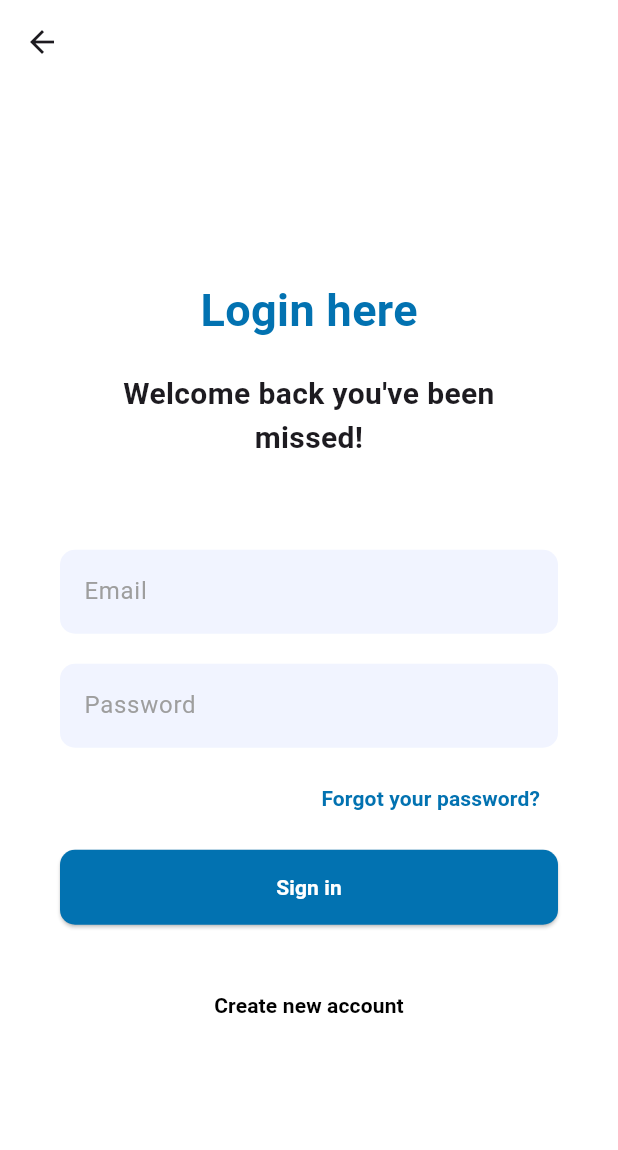
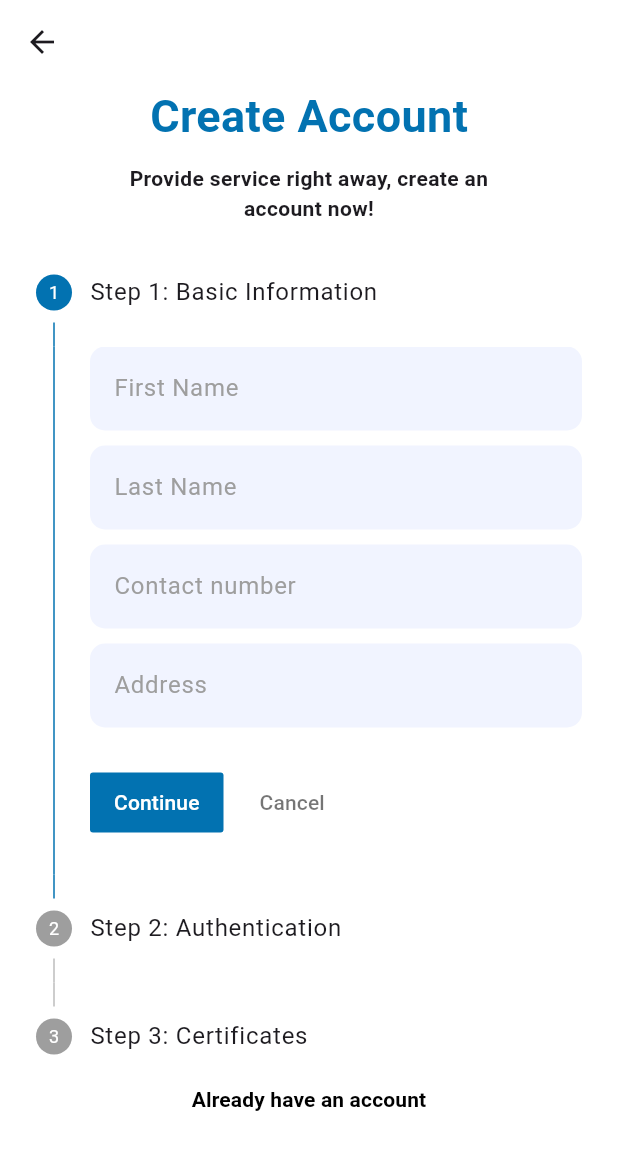
Before and after one commit to Quanby-OJT/NearBy-Task, a Flutter app: the SignIn screen opened directly, after a tap on "Create new account", on a phone screen of 412 x 824 dp. Shown: the top 1150 px of the screen. Run offline on Flutter 3.47's test engine with Material 3 defaults, Android fonts, the phone set to English and light mode, and no system bars; our stand-ins replace file_picker, lottie, smooth_page_indicator; network calls fail.

Commit message:
sign up service acc

```diff
--- a/NearbyTask/flutter_fe/lib/view/sign_in/sign_in.dart
+++ b/NearbyTask/flutter_fe/lib/view/sign_in/sign_in.dart
@@ -1,4 +1,5 @@
 import 'package:flutter/material.dart';
+import 'package:flutter_fe/view/sign_in/sign_up_service_acc.dart';
 
 class SignIn extends StatefulWidget {
   const SignIn({super.key});
@@ -109,7 +110,12 @@ class _SignInState extends State<SignIn> {
               Padding(
                 padding: const EdgeInsets.only(top: 30),
                 child: TextButton(
-                    onPressed: () {},
+                    onPressed: () {
+                      Navigator.push(context,
+                          MaterialPageRoute(builder: (context) {
+                        return SignUpServiceAcc();
+                      }));
+                    },
                     child: Text(
                       textAlign: TextAlign.right,
                       'Create new account',
--- /dev/null
+++ b/NearbyTask/flutter_fe/lib/view/sign_in/sign_up_service_acc.dart
@@ -0,0 +1,367 @@
+import 'package:flutter/material.dart';
+import 'package:flutter_fe/view/sign_in/sign_in.dart';
+
+class SignUpServiceAcc extends StatefulWidget {
+  const SignUpServiceAcc({super.key});
+
+  @override
+  State<SignUpServiceAcc> createState() => _SignUpServiceAccState();
+}
+
+class _SignUpServiceAccState extends State<SignUpServiceAcc> {
+  int _currentStep = 0;
+  final _formKey = GlobalKey<FormState>();
+
+  // Controllers for text fields
+  final TextEditingController _nameController = TextEditingController();
+  final TextEditingController _emailController = TextEditingController();
+  final TextEditingController _passwordController = TextEditingController();
+
+  void _continue() {
+    if (_formKey.currentState!.validate()) {
+      if (_currentStep < 2) {
+        setState(() {
+          _currentStep += 1;
+        });
+      } else {
+        // Final Step Submission
+        ScaffoldMessenger.of(context).showSnackBar(
+          SnackBar(content: Text("Form Submitted Successfully!")),
+        );
+      }
+    }
+  }
+
+  void _back() {
+    if (_currentStep > 0) {
+      setState(() {
+        _currentStep -= 1;
+      });
+    }
+  }
+
+  @override
+  Widget build(BuildContext context) {
+    return Scaffold(
+      backgroundColor: Colors.white,
+      appBar: AppBar(
+        backgroundColor: Colors.transparent,
+      ),
+      body: SingleChildScrollView(
+        child: Column(
+          children: [
+            Text(
+              'Create Account',
+              style: TextStyle(
+                  color: const Color(0xFF0272B1),
+                  fontSize: 30,
+                  fontWeight: FontWeight.bold),
+            ),
+            Padding(
+              padding: const EdgeInsets.only(
+                  left: 80, right: 80, top: 10, bottom: 10),
+              child: Text(
+                textAlign: TextAlign.center,
+                "Provide service right away, create an account now!",
+                style: TextStyle(fontWeight: FontWeight.bold, fontSize: 14),
+              ),
+            ),
+            Container(
+              height: 550,
+              child: Form(
+                key: _formKey,
+                child: Theme(
+                  data: Theme.of(context).copyWith(
+                      colorScheme:
+                          ColorScheme.light(primary: Color(0xFF0272B1))),
+                  child: Expanded(
+                    child: Stepper(
+                      currentStep: _currentStep,
+                      onStepContinue: _continue,
+                      onStepCancel: _back,
+                      steps: [
+                        Step(
+                          title: Text("Step 1: Basic Information"),
+                          content: Column(
+                            children: [
+                              // TextFormField(
+                              //   controller: _nameController,
+                              //   decoration: InputDecoration(
+                              //       labelText: "Enter your name"),
+                              //   validator: (value) =>
+                              //       value!.isEmpty ? "Name is required" : null,
+                              // ),
+                              Padding(
+                                padding: const EdgeInsets.only(bottom: 10),
+                                child: TextFormField(
+                                  controller: _nameController,
+                                  cursorColor: Color(0xFF0272B1),
+                                  validator: (value) => value!.isEmpty
+                                      ? "First name is required"
+                                      : null,
+                                  decoration: InputDecoration(
+                                      filled: true,
+                                      fillColor: Color(0xFFF1F4FF),
+                                      hintText: 'First Name',
+                                      hintStyle: TextStyle(color: Colors.grey),
+                                      enabledBorder: OutlineInputBorder(
+                                          borderSide: BorderSide(
+                                              color: Colors.transparent,
+                                              width: 0),
+                                          borderRadius:
+                                              BorderRadius.circular(10)),
+                                      focusedBorder: OutlineInputBorder(
+                                          borderRadius:
+                                              BorderRadius.circular(10),
+                                          borderSide: BorderSide(
+                                              color: Color(0xFF0272B1),
+                                              width: 2))),
+                                ),
+                              ),
+                              Padding(
+                                padding: const EdgeInsets.only(bottom: 10),
+                                child: TextFormField(
+                                  cursorColor: Color(0xFF0272B1),
+                                  validator: (value) => value!.isEmpty
+                                      ? "Last name is required"
+                                      : null,
+                                  decoration: InputDecoration(
+                                      filled: true,
+                                      fillColor: Color(0xFFF1F4FF),
+                                      hintText: 'Last Name',
+                                      hintStyle: TextStyle(color: Colors.grey),
+                                      enabledBorder: OutlineInputBorder(
+                                          borderSide: BorderSide(
+                                              color: Colors.transparent,
+                                              width: 0),
+                                          borderRadius:
+                                              BorderRadius.circular(10)),
+                                      focusedBorder: OutlineInputBorder(
+                                          borderRadius:
+                                              BorderRadius.circular(10),
+                                          borderSide: BorderSide(
+                                              color: Color(0xFF0272B1),
+                                              width: 2))),
+                                ),
+                              ),
+                              Padding(
+                                padding: const EdgeInsets.only(bottom: 10),
+                                child: TextFormField(
+                                  cursorColor: Color(0xFF0272B1),
+                                  validator: (value) => value!.isEmpty
+                                      ? "Contact is required"
+                                      : null,
+                                  decoration: InputDecoration(
+                                      filled: true,
+                                      fillColor: Color(0xFFF1F4FF),
+                                      hintText: 'Contact number',
+                                      hintStyle: TextStyle(color: Colors.grey),
+                                      enabledBorder: OutlineInputBorder(
+                                          borderSide: BorderSide(
+                                              color: Colors.transparent,
+                                              width: 0),
+                                          borderRadius:
+                                              BorderRadius.circular(10)),
+                                      focusedBorder: OutlineInputBorder(
+                                          borderRadius:
+                                              BorderRadius.circular(10),
+                                          borderSide: BorderSide(
+                                              color: Color(0xFF0272B1),
+                                              width: 2))),
+                                ),
+                              ),
+                              Padding(
+                                padding: const EdgeInsets.only(bottom: 10),
+                                child: TextFormField(
+                                  cursorColor: Color(0xFF0272B1),
+                                  validator: (value) => value!.isEmpty
+                                      ? "Address is required"
+                                      : null,
+                                  decoration: InputDecoration(
+                                      filled: true,
+                                      fillColor: Color(0xFFF1F4FF),
+                                      hintText: 'Address',
+                                      hintStyle: TextStyle(color: Colors.grey),
+                                      enabledBorder: OutlineInputBorder(
+                                          borderSide: BorderSide(
+                                              color: Colors.transparent,
+                                              width: 0),
+                                          borderRadius:
+                                              BorderRadius.circular(10)),
+                                      focusedBorder: OutlineInputBorder(
+                                          borderRadius:
+                                              BorderRadius.circular(10),
+                                          borderSide: BorderSide(
+                                              color: Color(0xFF0272B1),
+                                              width: 2))),
+                                ),
+                              ),
+                            ],
+                          ),
+                          isActive: _currentStep >= 0,
+                        ),
+                        Step(
+                          title: Text("Step 2: Authentication"),
+                          content: Column(
+                            children: [
+                              Padding(
+                                padding: const EdgeInsets.only(bottom: 10),
+                                child: TextFormField(
+                                  controller: _emailController,
+                                  cursorColor: Color(0xFF0272B1),
+                                  validator: (value) => value!.isEmpty
+                                      ? "Email is required"
+                                      : null,
+                                  decoration: InputDecoration(
+                                      filled: true,
+                                      fillColor: Color(0xFFF1F4FF),
+                                      hintText: 'Enter email',
+                                      hintStyle: TextStyle(color: Colors.grey),
+                                      enabledBorder: OutlineInputBorder(
+                                          borderSide: BorderSide(
+                                              color: Colors.transparent,
+                                              width: 0),
+                                          borderRadius:
+                                              BorderRadius.circular(10)),
+                                      focusedBorder: OutlineInputBorder(
+                                          borderRadius:
+                                              BorderRadius.circular(10),
+                                          borderSide: BorderSide(
+                                              color: Color(0xFF0272B1),
+                                              width: 2))),
+                                ),
+                              ),
+                              Padding(
+                                padding: const EdgeInsets.only(bottom: 10),
+                                child: TextFormField(
+                                  cursorColor: Color(0xFF0272B1),
+                                  validator: (value) => value!.isEmpty
+                                      ? "Password is required"
+                                      : null,
+                                  decoration: InputDecoration(
+                                      filled: true,
+                                      fillColor: Color(0xFFF1F4FF),
+                                      hintText: 'Enter password',
+                                      hintStyle: TextStyle(color: Colors.grey),
+                                      enabledBorder: OutlineInputBorder(
+                                          borderSide: BorderSide(
+                                              color: Colors.transparent,
+                                              width: 0),
+                                          borderRadius:
+                                              BorderRadius.circular(10)),
+                                      focusedBorder: OutlineInputBorder(
+                                          borderRadius:
+                                              BorderRadius.circular(10),
+                                          borderSide: BorderSide(
+                                              color: Color(0xFF0272B1),
+                                              width: 2))),
+                                ),
+                              ),
+                              Padding(
+                                padding: const EdgeInsets.only(bottom: 10),
+                                child: TextFormField(
+                                  cursorColor: Color(0xFF0272B1),
+                                  validator: (value) => value!.isEmpty
+                                      ? "Password is required"
+                                      : null,
+                                  decoration: InputDecoration(
+                                      filled: true,
+                                      fillColor: Color(0xFFF1F4FF),
+                                      hintText: 'Confirm password',
+                                      hintStyle: TextStyle(color: Colors.grey),
+                                      enabledBorder: OutlineInputBorder(
+                                          borderSide: BorderSide(
+                                              color: Colors.transparent,
+                                              width: 0),
+                                          borderRadius:
+                                              BorderRadius.circular(10)),
+                                      focusedBorder: OutlineInputBorder(
+                                          borderRadius:
+                                              BorderRadius.circular(10),
+                                          borderSide: BorderSide(
+                                              color: Color(0xFF0272B1),
+                                              width: 2))),
+                                ),
+                              )
+                            ],
+                          ),
+                          isActive: _currentStep >= 1,
+                        ),
+                        Step(
+                          title: Text("Step 3: Certificates"),
+                          content: TextFormField(
+                            controller: _passwordController,
+                            decoration: InputDecoration(
+                                labelText: "Enter your password"),
+                            obscureText: true,
+                            validator: (value) => value!.length < 6
+                                ? "Password must be at least 6 characters"
+                                : null,
+                          ),
+                          isActive: _currentStep >= 2,
+                        ),
+                      ],
+                    ),
+                  ),
+                ),
+              ),
+            ),
+
+            // Padding(
+            //   padding: const EdgeInsets.only(left: 40, right: 40, top: 60),
+            //   child: TextField(
+            //     cursorColor: Color(0xFF0272B1),
+            //     decoration: InputDecoration(
+            //         filled: true,
+            //         fillColor: Color(0xFFF1F4FF),
+            //         hintText: 'Email',
+            //         hintStyle: TextStyle(color: Colors.grey),
+            //         enabledBorder: OutlineInputBorder(
+            //             borderSide:
+            //                 BorderSide(color: Colors.transparent, width: 0),
+            //             borderRadius: BorderRadius.circular(10)),
+            //         focusedBorder: OutlineInputBorder(
+            //             borderRadius: BorderRadius.circular(10),
+            //             borderSide:
+            //                 BorderSide(color: Color(0xFF0272B1), width: 2))),
+            //   ),
+            // ),
+            // Padding(
+            //   padding: const EdgeInsets.only(
+            //       left: 40, right: 40, top: 20, bottom: 20),
+            //   child: TextField(
+            //     cursorColor: Color(0xFF0272B1),
+            //     decoration: InputDecoration(
+            //         filled: true,
+            //         fillColor: Color(0xFFF1F4FF),
+            //         hintText: 'Password',
+            //         hintStyle: TextStyle(color: Colors.grey),
+            //         enabledBorder: OutlineInputBorder(
+            //             borderSide:
+            //                 BorderSide(color: Colors.transparent, width: 0),
+            //             borderRadius: BorderRadius.circular(10)),
+            //         focusedBorder: OutlineInputBorder(
+            //             borderRadius: BorderRadius.circular(10),
+            //             borderSide:
+            //                 BorderSide(color: Color(0xFF0272B1), width: 2))),
+            //   ),
+            // ),
+
+            TextButton(
+                onPressed: () {
+                  Navigator.push(context, MaterialPageRoute(builder: (context) {
+                    return SignIn();
+                  }));
+                },
+                child: Text(
+                  textAlign: TextAlign.right,
+                  'Already have an account',
+                  style: TextStyle(
+                      color: Colors.black, fontWeight: FontWeight.bold),
+                )),
+          ],
+        ),
+      ),
+    );
+  }
+}
```
